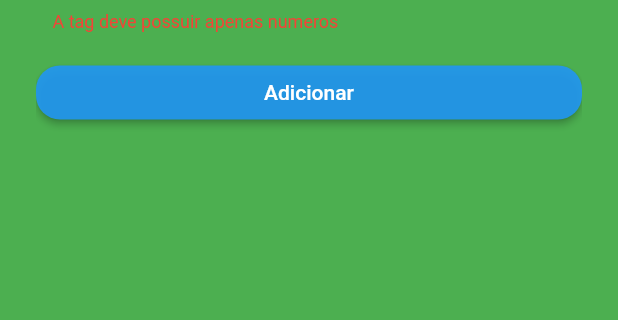
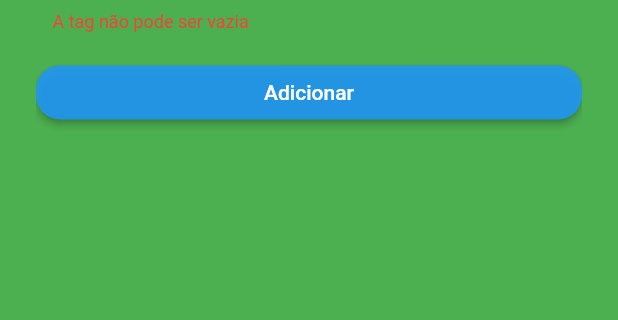
Before and after one commit to tiagoguiu/cattle_crud, a Flutter app: the CattleView screen opened directly with empty values, after a tap on "Adicionar", on a phone screen of 412 x 824 dp, the part 461-781 px from its top. Run offline on Flutter 3.47's test engine with Material 2 defaults, Android fonts, the phone set to English and light mode, and no system bars; our stand-ins replace flutter_bloc, get_it, sqflite; accounts and stored records are empty.

Commit message:
fixing validator to acept only 15 characters

```diff
--- a/lib/validators/app_validator.dart
+++ b/lib/validators/app_validator.dart
@@ -1,11 +1,8 @@
 String? tagValidator(String? value) {
-  final isNumber = num.tryParse(value ?? '');
-  if (isNumber == null) {
-    return 'A tag deve possuir apenas numeros';
-  } else if (value == null || value.isEmpty) {
-    return 'O email não pode ser vazio';
-  } else if (value.length < 14) {
-    return 'A tag deve possuir no minimo 14 caracteres';
+  if (value == null || value.isEmpty) {
+    return 'A tag não pode ser vazia';
+  } else if (value.length != 15) {
+    return 'A tag deve possuir 15 caracteres';
   } else if (!RegExp(r'^[0-9]+$').hasMatch(value)) {
     return 'A tag deve possuir apenas numeros';
   }
```
